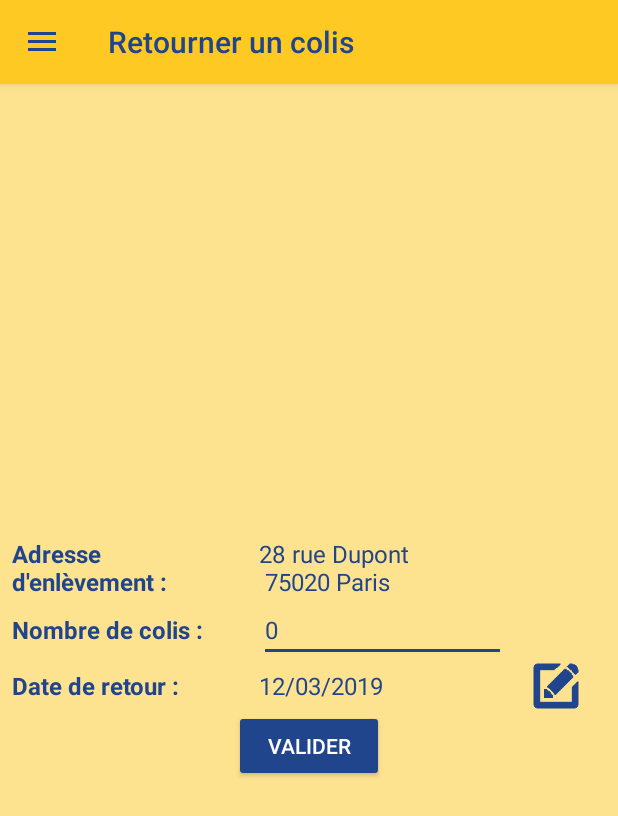
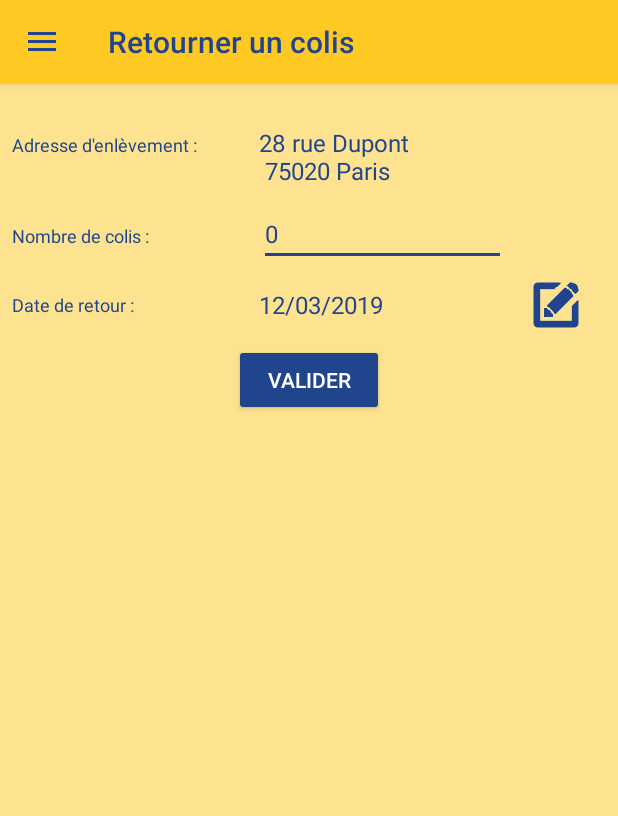
Before and after one commit to nicolas07/Projetrse, an Android app: the screen it shows after launch (MainActivity), in the side drawer, after a tap on "Retourner un colis", on a phone screen of 412 x 824 dp. Shown: the top 816 px of the screen. Run offline under Robolectric (Android 15) with nearby library versions, the phone set to English and light mode, and no system bars.

Commit message:
Mise à jour IHM

```diff
--- a/app/src/main/java/com/example/projet_rse/BarCodeHelper.java
+++ b/app/src/main/java/com/example/projet_rse/BarCodeHelper.java
@@ -44,7 +44,7 @@ class BarCodeHelper {
         MultiFormatWriter writer = new MultiFormatWriter();
         BitMatrix result;
         try {
-            result = writer.encode(contents, BarcodeFormat.CODE_128, 500, 200, hints);
+            result = writer.encode(contents, BarcodeFormat.CODE_128, 750, 300, hints);
         } catch (IllegalArgumentException iae) {
             // Unsupported format
             return null;
--- a/app/src/main/res/layout/dialog_imageview.xml
+++ b/app/src/main/res/layout/dialog_imageview.xml
@@ -16,6 +16,7 @@
         android:id="@+id/tv_LegendBarcode"
         android:layout_width="wrap_content"
         android:layout_height="wrap_content"
-        android:layout_gravity="center_horizontal"/>
+        android:layout_gravity="center_horizontal"
+        android:paddingTop="10dp"/>
 
 </LinearLayout>
--- a/app/src/main/res/layout/fragment_returnpackage.xml
+++ b/app/src/main/res/layout/fragment_returnpackage.xml
@@ -2,29 +2,29 @@
     android:id="@+id/fragment_news_rootview"
     android:layout_width="match_parent"
     android:layout_height="match_parent"
-    android:background="@color/colorPrimaryLight">
+    android:background="@color/colorPrimaryLight"
+    android:padding="8dp">
 
     <LinearLayout
     android:layout_width="match_parent"
     android:layout_height="match_parent"
-        android:gravity="center"
+    android:gravity="top"
     android:orientation="vertical"
-        android:layout_marginLeft="8dp"
-        android:layout_marginRight="8dp">
+    android:layout_marginTop="10dp">
 
     <LinearLayout
     android:layout_width="match_parent"
     android:layout_height="wrap_content"
     android:orientation="horizontal"
-            android:weightSum="3">
+    android:weightSum="3"
+        android:paddingTop="10dp">
 
     <TextView
     android:layout_width="0dp"
     android:layout_height="wrap_content"
     android:layout_weight="1.25"
     android:text="Adresse d'enlèvement :"
-                android:textSize="16sp"
-                android:textStyle="bold"
+    android:textSize="12sp"
     android:textColor="@color/colorAccent"
     />
 
@@ -44,15 +44,15 @@
     android:layout_width="match_parent"
     android:layout_height="wrap_content"
     android:orientation="horizontal"
-            android:weightSum="3">
+    android:weightSum="3"
+        android:paddingTop="10dp">
 
     <TextView
     android:layout_width="0dp"
     android:layout_height="wrap_content"
     android:layout_weight="1.25"
     android:text="Nombre de colis :"
-                android:textSize="16sp"
-                android:textStyle="bold"
+    android:textSize="12sp"
     android:textColor="@color/colorAccent"/>
 
     <EditText
@@ -71,15 +71,15 @@
     android:layout_width="match_parent"
     android:layout_height="wrap_content"
     android:orientation="horizontal"
-            android:weightSum="3">
+    android:weightSum="3"
+        android:paddingTop="10dp">
 
     <TextView
     android:layout_width="0dp"
     android:layout_height="wrap_content"
     android:layout_weight="1.25"
     android:text="Date de retour :"
-                android:textSize="16sp"
-                android:textStyle="bold"
+    android:textSize="12sp"
     android:layout_gravity="center"
     android:textColor="@color/colorAccent"
     />
@@ -110,7 +110,8 @@
     android:layout_width="match_parent"
     android:layout_height="wrap_content"
     android:orientation="horizontal"
-            android:gravity="center">
+    android:gravity="center"
+        android:paddingTop="10dp">
 
     <Button
     android:id="@+id/bt_ValidateReturn"
@@ -123,5 +124,89 @@
 
     </LinearLayout>
 
+    <LinearLayout
+    android:layout_width="match_parent"
+    android:layout_height="match_parent"
+    android:gravity="center"
+    android:orientation="horizontal"
+    android:layout_marginLeft="8dp"
+    android:layout_marginRight="8dp">
+
+
+    </LinearLayout>
+
+
+    <!--<TextView-->
+        <!--android:id="@+id/label_ReturnAddress"-->
+        <!--style="@style/LabelTextViewStyle"-->
+        <!--android:text="Adresse d'enlèvement :" />-->
+
+    <!--<TextView-->
+        <!--android:id="@+id/tv_ReturnAddress"-->
+        <!--android:layout_width="wrap_content"-->
+        <!--android:layout_height="wrap_content"-->
+        <!--android:layout_below="@+id/label_ReturnAddress"-->
+        <!--android:text="TextView"-->
+        <!--android:textColor="@color/colorAccent"-->
+        <!--android:textSize="16sp" />-->
+
+    <!--<TextView-->
+        <!--android:id="@+id/label_ReturnPackageNumber"-->
+        <!--style="@style/LabelTextViewStyle"-->
+        <!--android:layout_below="@+id/tv_ReturnAddress"-->
+        <!--android:text="Nombre de colis :" />-->
+
+    <!--<EditText-->
+        <!--android:id="@+id/et_ReturnPackageNumber"-->
+        <!--android:layout_width="150dp"-->
+        <!--android:layout_height="wrap_content"-->
+        <!--android:layout_below="@+id/label_ReturnPackageNumber"-->
+        <!--android:textColor="@color/colorAccent"-->
+        <!--android:textSize="16sp" />-->
+
+    <!--<TextView-->
+        <!--android:id="@+id/label_ReturnDate"-->
+        <!--style="@style/LabelTextViewStyle"-->
+        <!--android:layout_below="@+id/et_ReturnPackageNumber"-->
+        <!--android:text="Date de retour :" />-->
+
+
+    <!--<LinearLayout-->
+        <!--android:id="@+id/ll_ReturnDate"-->
+        <!--android:layout_width="match_parent"-->
+        <!--android:layout_height="wrap_content"-->
+        <!--android:layout_below="@+id/label_ReturnDate"-->
+        <!--android:orientation="horizontal"-->
+        <!--android:weightSum="3">-->
+
+        <!--<TextView-->
+            <!--android:id="@+id/tv_ReturnDate"-->
+            <!--android:layout_width="150dp"-->
+            <!--android:layout_height="wrap_content"-->
+            <!--android:layout_gravity="center"-->
+            <!--android:textColor="@color/colorAccent"-->
+            <!--android:textSize="16sp"-->
+            <!--android:layout_weight="2.5"/>-->
+
+        <!--<ImageButton-->
+            <!--android:id="@+id/ib_EditReturnDate"-->
+            <!--android:layout_width="30dp"-->
+            <!--android:layout_height="wrap_content"-->
+            <!--android:background="@null"-->
+            <!--android:src="@mipmap/ic_edit_blue"-->
+            <!--android:text="Button"-->
+            <!--android:layout_weight="0.5"/>-->
+
+    <!--</LinearLayout>-->
+
+    <!--<Button-->
+        <!--android:id="@+id/bt_ValidateReturn"-->
+        <!--style="@style/ButtonStyle"-->
+        <!--android:layout_width="100dp"-->
+        <!--android:layout_height="wrap_content"-->
+        <!--android:layout_below="@+id/ll_ReturnDate"-->
+        <!--android:layout_centerHorizontal="true"-->
+        <!--android:text="Valider" />-->
+
 
 </RelativeLayout>
--- a/app/src/main/res/values/styles.xml
+++ b/app/src/main/res/values/styles.xml
@@ -29,4 +29,11 @@
         <item name="color">@color/colorAccent</item>
     </style>
 
+    <style name="LabelTextViewStyle">
+        <item name="android:textSize">12dp</item>
+        <item name="android:textColor">@color/colorAccent</item>
+        <item name="android:layout_width">wrap_content</item>
+        <item name="android:layout_height">wrap_content</item>
+    </style>
+
 </resources>
--- a/build.gradle
+++ b/build.gradle
@@ -7,7 +7,7 @@ buildscript {
 
     }
     dependencies {
-        classpath 'com.android.tools.build:gradle:3.3.1'
+        classpath 'com.android.tools.build:gradle:3.3.2'
 
         // NOTE: Do not place your application dependencies here; they belong
         // in the individual module build.gradle files
```
Also changed, not shown: app/src/main/res/layout/fragment_useraccount.xml (+19 -19 lines). Lines whose indentation alone changed are shown as unchanged.
